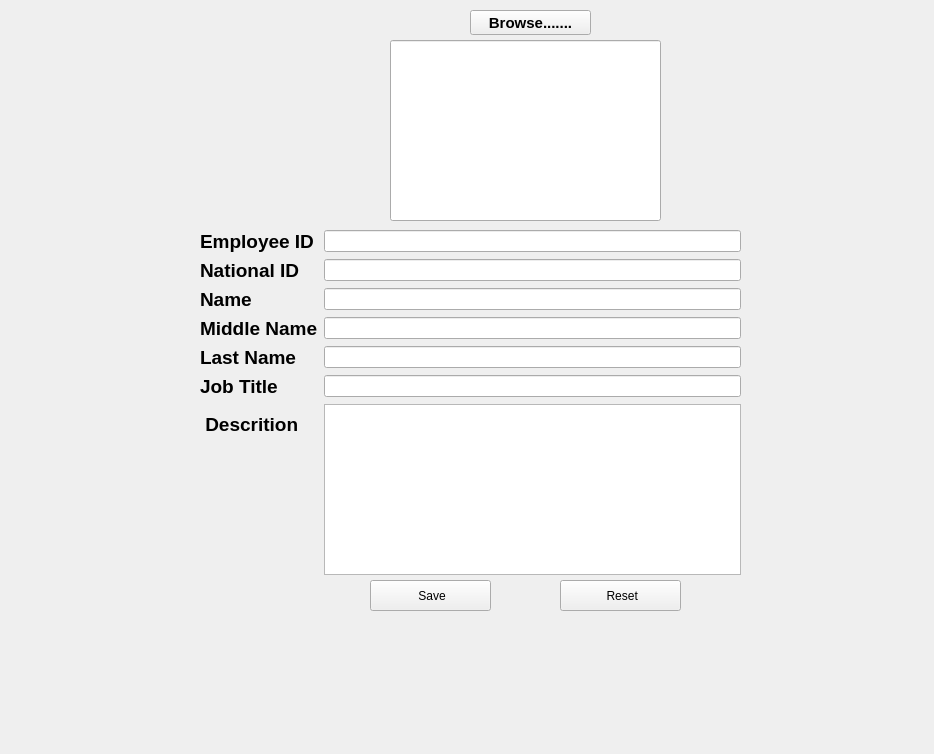
Old version of the form addgardener.ui in the repository Rabsoninnora/RoseGardenPlantCareSystem.
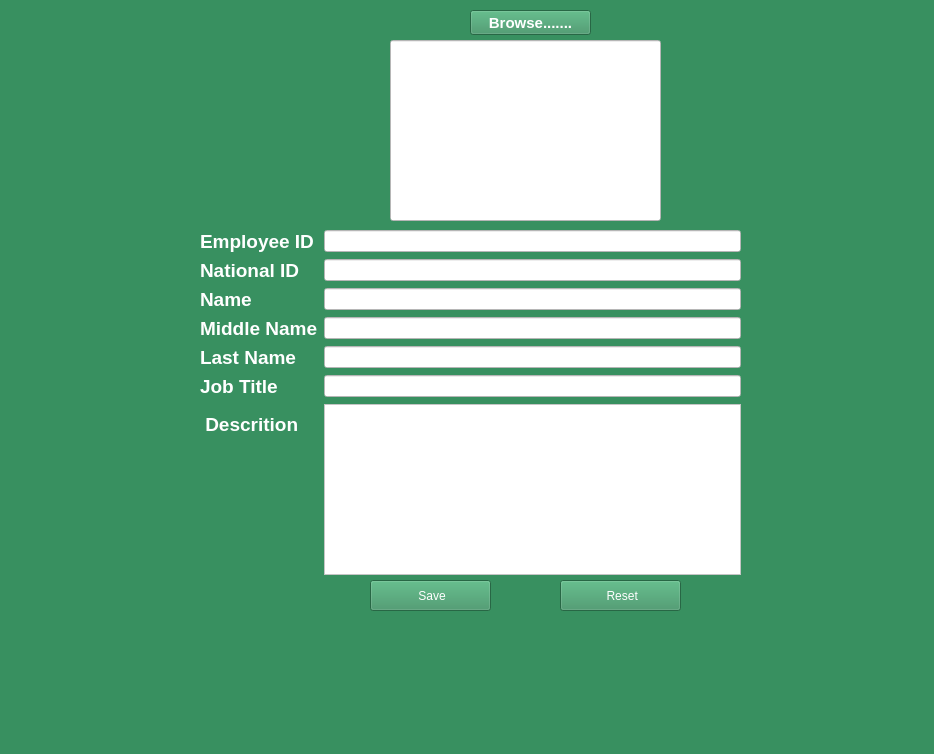
New version of the form.

What changed in the file:
```diff
--- a/addgardener.ui
+++ b/addgardener.ui
@@ -13,6 +13,9 @@
   <property name="windowTitle">
    <string>The Rose Garden Nursery  System 1.0</string>
   </property>
+  <property name="styleSheet">
+   <string notr="true">background-color: rgb(56, 144, 96);</string>
+  </property>
   <widget class="QLineEdit" name="load_Image">
    <property name="geometry">
     <rect>
@@ -22,6 +25,9 @@
      <height>181</height>
     </rect>
    </property>
+   <property name="styleSheet">
+    <string notr="true">background-color: rgb(255, 255, 255);</string>
+   </property>
   </widget>
   <widget class="QPushButton" name="btnBrowse">
    <property name="geometry">
@@ -60,13 +66,20 @@
         <bold>true</bold>
        </font>
       </property>
+      <property name="styleSheet">
+       <string notr="true">color: rgb(255, 255, 255);</string>
+      </property>
       <property name="text">
        <string>Employee ID</string>
       </property>
      </widget>
     </item>
     <item row="0" column="1">
-     <widget class="QLineEdit" name="lineEdit"/>
+     <widget class="QLineEdit" name="lineEdit">
+      <property name="styleSheet">
+       <string notr="true">background-color: rgb(255, 255, 255);</string>
+      </property>
+     </widget>
     </item>
     <item row="1" column="0">
      <widget class="QLabel" name="label_2">
@@ -76,13 +89,20 @@
         <bold>true</bold>
        </font>
       </property>
+      <property name="styleSheet">
+       <string notr="true">color: rgb(255, 255, 255);</string>
+      </property>
       <property name="text">
        <string>National ID</string>
       </property>
      </widget>
     </item>
     <item row="1" column="1">
-     <widget class="QLineEdit" name="lineEdit_2"/>
+     <widget class="QLineEdit" name="lineEdit_2">
+      <property name="styleSheet">
+       <string notr="true">background-color: rgb(255, 255, 255);</string>
+      </property>
+     </widget>
     </item>
     <item row="2" column="0">
      <widget class="QLabel" name="label_3">
@@ -92,13 +112,20 @@
         <bold>true</bold>
        </font>
       </property>
+      <property name="styleSheet">
+       <string notr="true">color: rgb(255, 255, 255);</string>
+      </property>
       <property name="text">
        <string>Name</string>
       </property>
      </widget>
     </item>
     <item row="2" column="1">
-     <widget class="QLineEdit" name="lineEdit_3"/>
+     <widget class="QLineEdit" name="lineEdit_3">
+      <property name="styleSheet">
+       <string notr="true">background-color: rgb(255, 255, 255);</string>
+      </property>
+     </widget>
     </item>
     <item row="3" column="0">
      <widget class="QLabel" name="label_4">
@@ -108,13 +135,20 @@
         <bold>true</bold>
        </font>
       </property>
+      <property name="styleSheet">
+       <string notr="true">color: rgb(255, 255, 255);</string>
+      </property>
       <property name="text">
        <string>Middle Name</string>
       </property>
      </widget>
     </item>
     <item row="3" column="1">
-     <widget class="QLineEdit" name="lineEdit_4"/>
+     <widget class="QLineEdit" name="lineEdit_4">
+      <property name="styleSheet">
+       <string notr="true">background-color: rgb(255, 255, 255);</string>
+      </property>
+     </widget>
     </item>
     <item row="4" column="0">
      <widget class="QLabel" name="label_5">
@@ -124,13 +158,20 @@
         <bold>true</bold>
        </font>
       </property>
+      <property name="styleSheet">
+       <string notr="true">color: rgb(255, 255, 255);</string>
+      </property>
       <property name="text">
        <string>Last Name</string>
       </property>
      </widget>
     </item>
     <item row="4" column="1">
-     <widget class="QLineEdit" name="lineEdit_5"/>
+     <widget class="QLineEdit" name="lineEdit_5">
+      <property name="styleSheet">
+       <string notr="true">background-color: rgb(255, 255, 255);</string>
+      </property>
+     </widget>
     </item>
     <item row="5" column="0">
      <widget class="QLabel" name="label_6">
@@ -140,13 +181,20 @@
         <bold>true</bold>
        </font>
       </property>
+      <property name="styleSheet">
+       <string notr="true">color: rgb(255, 255, 255);</string>
+      </property>
       <property name="text">
        <string>Job Title</string>
       </property>
      </widget>
     </item>
     <item row="5" column="1">
-     <widget class="QLineEdit" name="lineEdit_7"/>
+     <widget class="QLineEdit" name="lineEdit_7">
+      <property name="styleSheet">
+       <string notr="true">background-color: rgb(255, 255, 255);</string>
+      </property>
+     </widget>
     </item>
     <item row="6" column="0">
      <widget class="QLabel" name="label_7">
@@ -156,13 +204,20 @@
         <bold>true</bold>
        </font>
       </property>
+      <property name="styleSheet">
+       <string notr="true">color: rgb(255, 255, 255);</string>
+      </property>
       <property name="text">
        <string> Descrition</string>
       </property>
      </widget>
     </item>
     <item row="6" column="1">
-     <widget class="QPlainTextEdit" name="plainTextEdit"/>
+     <widget class="QPlainTextEdit" name="plainTextEdit">
+      <property name="styleSheet">
+       <string notr="true">background-color: rgb(255, 255, 255);</string>
+      </property>
+     </widget>
     </item>
    </layout>
   </widget>
@@ -175,6 +230,10 @@
      <height>31</height>
     </rect>
    </property>
+   <property name="styleSheet">
+    <string notr="true">color: rgb(255, 255, 255);
+font: 700 12pt &quot;Ubuntu&quot;;</string>
+   </property>
    <property name="text">
     <string> Reset</string>
    </property>
@@ -188,6 +247,10 @@
      <height>31</height>
     </rect>
    </property>
+   <property name="styleSheet">
+    <string notr="true">color: rgb(255, 255, 255);
+font: 700 12pt &quot;Ubuntu&quot;;</string>
+   </property>
    <property name="text">
     <string> Save</string>
    </property>
@@ -207,6 +270,9 @@
      <bold>true</bold>
     </font>
    </property>
+   <property name="styleSheet">
+    <string notr="true">color: rgb(255, 255, 255);</string>
+   </property>
    <property name="text">
     <string>Browse.......</string>
    </property>
```
